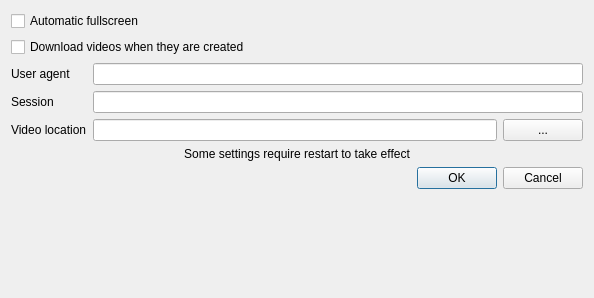
This is src/gui/WinSettings.ui in endereyewxy/bilibili-player as Qt 5 draws it before an edit. The edited form follows.
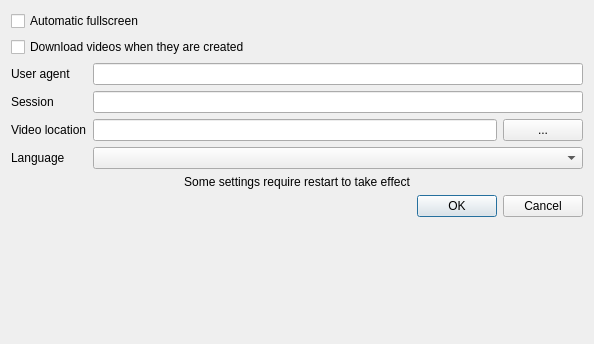
This is the edited form.

The edit to the form file:
```diff
--- a/src/gui/WinSettings.ui
+++ b/src/gui/WinSettings.ui
@@ -7,7 +7,7 @@
     <x>0</x>
     <y>0</y>
     <width>594</width>
-    <height>298</height>
+    <height>344</height>
    </rect>
   </property>
   <property name="windowTitle">
@@ -73,7 +73,7 @@
      </item>
     </layout>
    </item>
-   <item row="5" column="0" colspan="2">
+   <item row="6" column="0" colspan="2">
     <widget class="QLabel" name="label">
      <property name="text">
       <string>Some settings require restart to take effect</string>
@@ -83,7 +83,7 @@
      </property>
     </widget>
    </item>
-   <item row="6" column="0" colspan="2">
+   <item row="7" column="0" colspan="2">
     <widget class="QDialogButtonBox" name="buttonBox">
      <property name="orientation">
       <enum>Qt::Horizontal</enum>
@@ -93,6 +93,16 @@
      </property>
     </widget>
    </item>
+   <item row="5" column="0">
+    <widget class="QLabel" name="labelLanguage">
+     <property name="text">
+      <string>Language</string>
+     </property>
+    </widget>
+   </item>
+   <item row="5" column="1">
+    <widget class="QComboBox" name="comboLanguage"/>
+   </item>
   </layout>
  </widget>
  <resources/>
```
